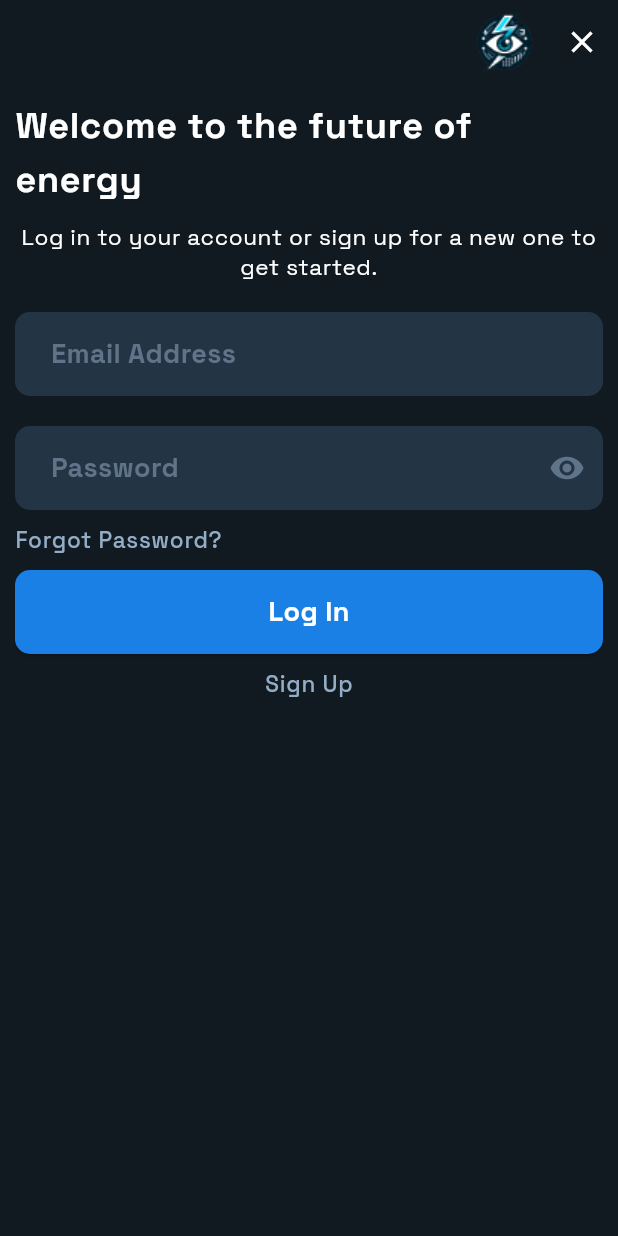
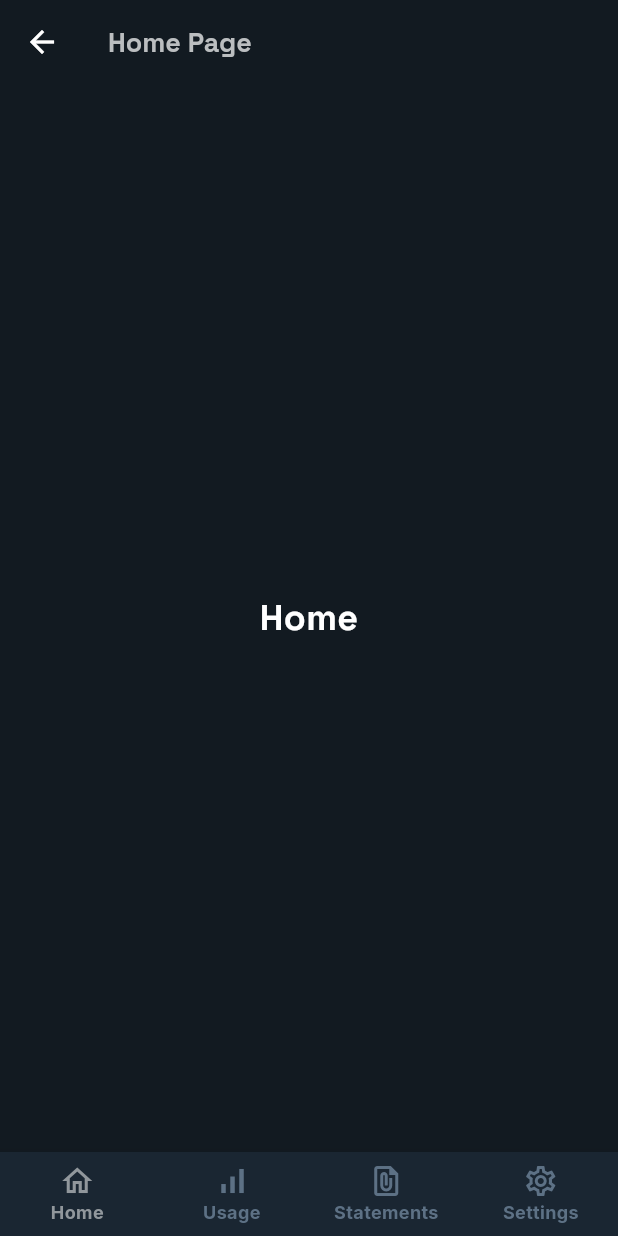
Before and after one commit to Sheroz-Akram/Volt-Vision, a Flutter app: the LoginPage screen opened directly, after a tap on "Log In", on a phone screen of 412 x 824 dp. Run offline on Flutter 3.47's test engine with Material 3 defaults, Android fonts, the phone set to English and light mode, and no system bars; our stand-ins replace google_fonts.

Commit message:
Bottom Navigation

```diff
--- a/app/lib/main.dart
+++ b/app/lib/main.dart
@@ -33,6 +33,13 @@ class MyApp extends StatelessWidget {
                 fontSize: 18,
                 fontWeight: FontWeight.bold),
             iconTheme: const IconThemeData(color: Color(0xFFFFFFFF))),
+        bottomNavigationBarTheme: BottomNavigationBarThemeData(
+            backgroundColor: const Color(0xFF1A2632),
+            unselectedItemColor: const Color(0xFF5D7185),
+            unselectedLabelStyle: GoogleFonts.inter(),
+            selectedItemColor: const Color(0xFF91979C),
+            selectedLabelStyle: GoogleFonts.inter(),
+            enableFeedback: false),
         inputDecorationTheme: InputDecorationTheme(
           filled: true,
           fillColor: const Color(0xFF233545),
--- a/app/lib/pages/account/login.dart
+++ b/app/lib/pages/account/login.dart
@@ -1,6 +1,7 @@
 import 'package:app/components/button.dart';
 import 'package:app/components/input.dart';
 import 'package:app/pages/account/signup.dart';
+import 'package:app/pages/dashboard/home.dart';
 import 'package:flutter/material.dart';
 
 class LoginPage extends StatefulWidget {
@@ -87,6 +88,10 @@ class _LoginPage extends State<LoginPage> {
                   buttonText: "Log In",
                   onButtonClick: () {
                     // Perform Login
+                    Navigator.push(
+                        context,
+                        MaterialPageRoute(
+                            builder: (context) => const HomePage()));
                   }),
               InkWell(
                 onTap: () {
--- /dev/null
+++ b/app/lib/pages/dashboard/home.dart
@@ -0,0 +1,65 @@
+import 'package:flutter/material.dart';
+
+class HomePage extends StatefulWidget {
+  const HomePage({super.key});
+
+  @override
+  State<HomePage> createState() => _HomePageState();
+}
+
+class _HomePageState extends State<HomePage> {
+  int _selectedIndex = 0;
+
+  // Define the pages for each tab
+  static const List<Widget> _pages = <Widget>[
+    Center(child: Text("Home", style: TextStyle(fontSize: 24))),
+    Center(child: Text("Usage", style: TextStyle(fontSize: 24))),
+    Center(child: Text("Statements", style: TextStyle(fontSize: 24))),
+    Center(child: Text("Settings", style: TextStyle(fontSize: 24))),
+  ];
+
+  void _onItemTapped(int index) {
+    setState(() {
+      _selectedIndex = index;
+    });
+  }
+
+  @override
+  Widget build(BuildContext context) {
+    return Scaffold(
+        appBar: AppBar(
+          title: const Text("Home Page"),
+        ),
+        body: _pages[_selectedIndex],
+        bottomNavigationBar: Theme(
+          data: Theme.of(context).copyWith(
+              highlightColor: Colors.transparent,
+              splashFactory: NoSplash.splashFactory),
+          child: BottomNavigationBar(
+            items: const <BottomNavigationBarItem>[
+              BottomNavigationBarItem(
+                icon: Icon(Icons.home_outlined),
+                label: 'Home',
+              ),
+              BottomNavigationBarItem(
+                icon: Icon(Icons.signal_cellular_alt_outlined),
+                label: 'Usage',
+              ),
+              BottomNavigationBarItem(
+                icon: Icon(Icons.file_present),
+                label: 'Statements',
+              ),
+              BottomNavigationBarItem(
+                icon: Icon(Icons.settings_outlined),
+                label: 'Settings',
+              ),
+            ],
+            type: BottomNavigationBarType.fixed,
+            showUnselectedLabels: true,
+            selectedFontSize: 12.0,
+            currentIndex: _selectedIndex,
+            onTap: _onItemTapped,
+          ),
+        ));
+  }
+}
```
